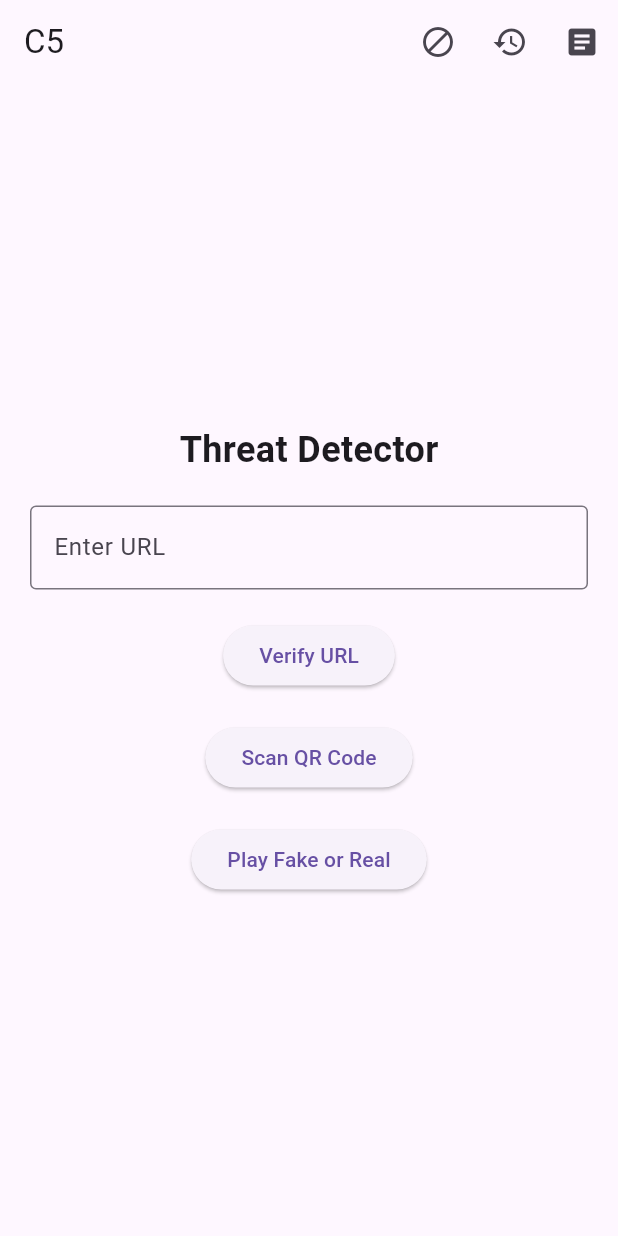
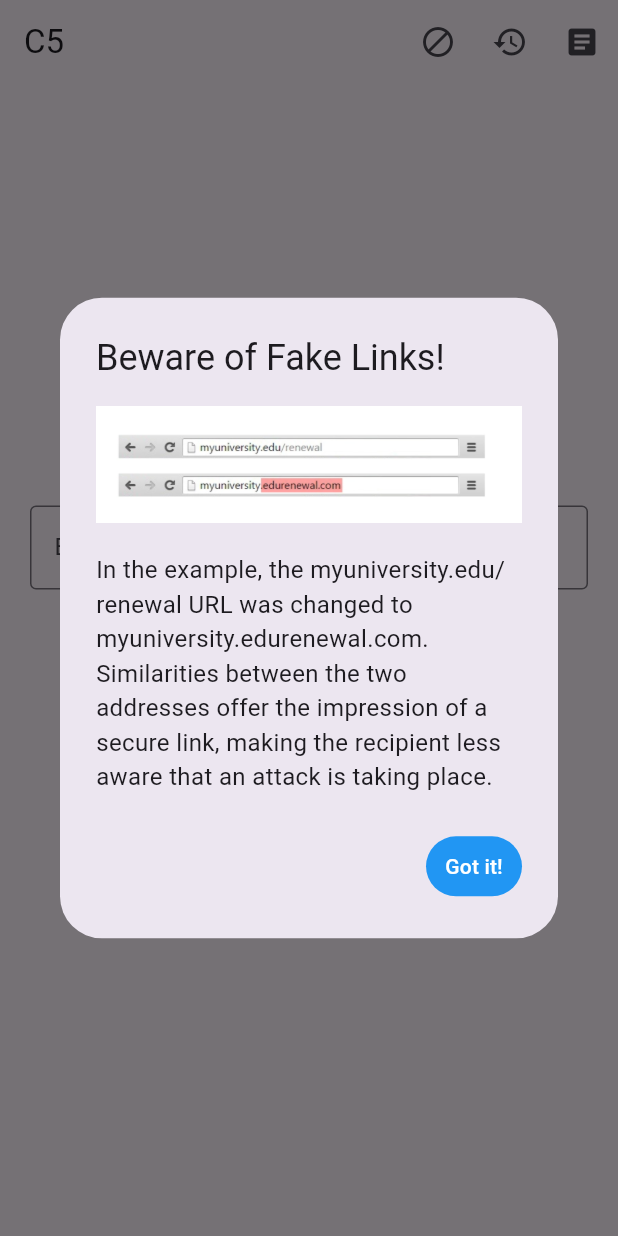
Before and after one commit to rayloveshacking/C5_Threat_Detector, a Flutter app: the screen it shows after launch, on a phone screen of 412 x 824 dp. Run offline on Flutter 3.47's test engine with Material 3 defaults, Android fonts, the phone set to English and light mode, and no system bars; our stand-ins replace firebase_auth, firebase_core; missing offline and left inert: mobile_scanner; accounts and stored records are empty.

Commit message:
Final Changes

```diff
--- a/lib/usage/usage.dart
+++ b/lib/usage/usage.dart
@@ -4,7 +4,7 @@ import 'package:flutter_application_1/blocked_urls.dart';
 import 'package:flutter_application_1/qr_code_scanner.dart';
 import 'package:flutter_application_1/scam_or_not_game.dart';
 import 'package:flutter_application_1/history.dart';
-import 'package:flutter_application_1/news.dart';  // Import ScamNewsPage
+import 'package:flutter_application_1/news.dart';
 import 'package:url_launcher/url_launcher.dart';
 
 class HomeView extends StatefulWidget {
@@ -19,6 +19,50 @@ class _HomeViewState extends State<HomeView> {
   final ApiServices _apiServices = ApiServices();
   final List<String> _blockedUrls = []; // In-memory list of blocked URLs
   final List<ScanHistoryItem> _scanHistory = [];  // To store scan history
+  static bool _dialogShown = false; // Use a static variable to track the dialog state
+
+  @override
+  void initState() {
+    super.initState();
+    // Show the dialog once when the HomeView is first loaded
+    WidgetsBinding.instance.addPostFrameCallback((_) {
+      if (!_dialogShown) {
+        _showFakeLinkDialog();
+        _dialogShown = true; // Set to true after showing the dialog
+      }
+    });
+  }
+
+  void _showFakeLinkDialog() {
+    showDialog(
+      context: context,
+      builder: (BuildContext context) {
+        return AlertDialog(
+          title: const Text('Beware of Fake Links!'),
+          content: Column(
+            mainAxisSize: MainAxisSize.min,
+            children: [
+              Image.asset('images/fake.png'),
+              const SizedBox(height: 20),
+              const Text(
+                'In the example, the myuniversity.edu/renewal URL was changed to myuniversity.edurenewal.com. Similarities between the two addresses offer the impression of a secure link, making the recipient less aware that an attack is taking place.',
+                style: TextStyle(fontSize: 16),
+                textAlign: TextAlign.left,
+              ),
+            ],
+          ),
+          actions: <Widget>[
+            TextButton(
+              child: const Text('Got it!'),
+              onPressed: () {
+                Navigator.of(context).pop();
+              },
+            ),
+          ],
+        );
+      },
+    );
+  }
 
   void verifyLink() async {
     final String url = _linkController.text;
@@ -191,7 +235,7 @@ class _HomeViewState extends State<HomeView> {
                   MaterialPageRoute(builder: (context) => ScamOrNotGame()),
                 );
               },
-              child: const Text('Play Fake or Real'),
+              child: const Text('Play Scam or Not'),
             ),
           ],
         ),
--- a/pubspec.yaml
+++ b/pubspec.yaml
@@ -65,7 +65,8 @@ flutter:
   # included with your application, so that you can use the icons in
   # the material Icons class.
   uses-material-design: true
-
+  assets:
+     - images/fake.png
   # To add assets to your application, add an assets section, like this:
   # assets:
   #   - images/a_dot_burr.jpeg
```
Also changed, not shown: images/fake.png (added).
